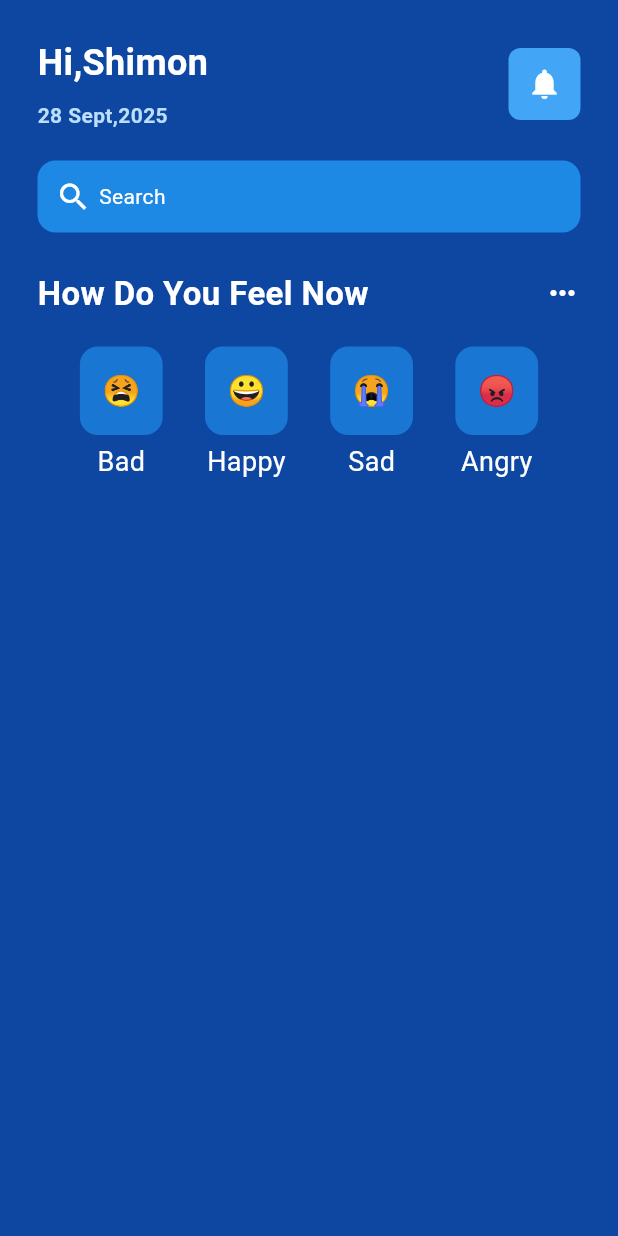
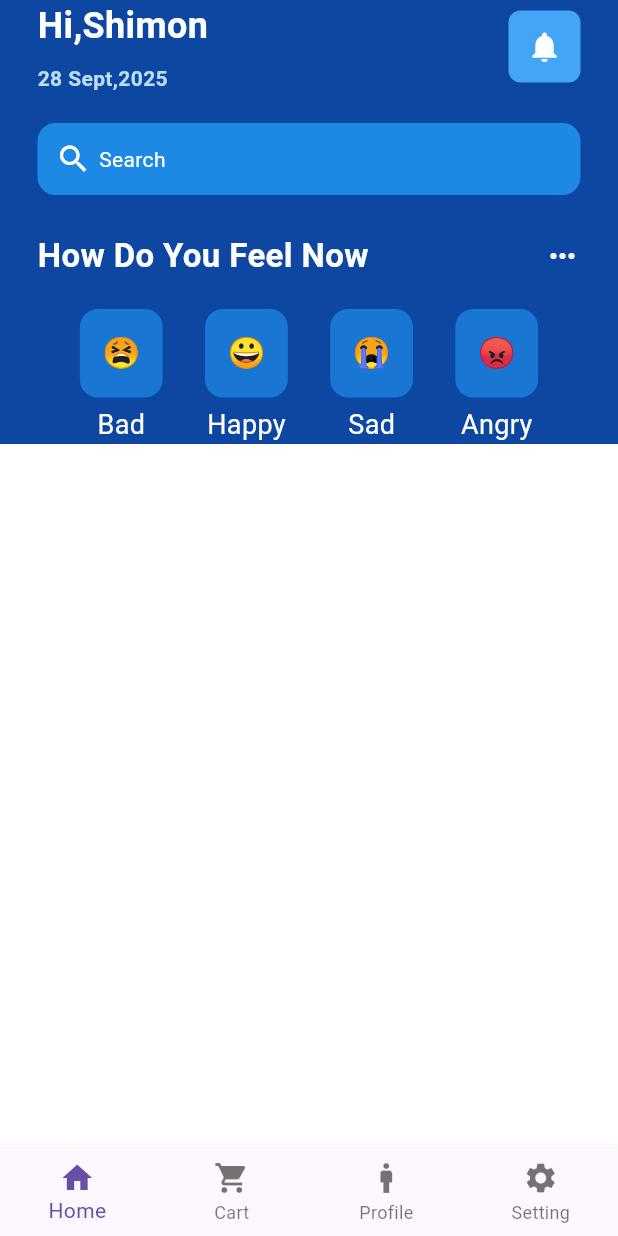
Before and after one commit to Shimon31/DashBoard-in-Flutter, a Flutter app: the screen it shows after launch, on a phone screen of 412 x 824 dp. Run offline on Flutter 3.47's test engine with Material 3 defaults, Android fonts, the phone set to English and light mode, and no system bars.

Commit message:
add bottomNav bar

```diff
--- a/lib/pages/my_home_page.dart
+++ b/lib/pages/my_home_page.dart
@@ -14,9 +14,19 @@ class _MyHomePageState extends State<MyHomePage> {
   Widget build(BuildContext context) {
     return Scaffold(
       backgroundColor: Colors.blue[900],
+      bottomNavigationBar: BottomNavigationBar(
+          type: BottomNavigationBarType.fixed,
+          items: [
+        BottomNavigationBarItem(icon: Icon(Icons.home),label: "Home"),
+        BottomNavigationBarItem(icon: Icon(Icons.shopping_cart),label: "Cart"),
+        BottomNavigationBarItem(icon: Icon(Icons.man),label: "Profile"),
+        BottomNavigationBarItem(icon: Icon(Icons.settings),label: "Setting"),
+      ]),
       body: SafeArea(
-        child: Padding(
-          padding: const EdgeInsets.all(25.0),
+        child: Column(
+          children: [
+           Padding(
+             padding: const EdgeInsets.symmetric(horizontal: 25.0),
              child: Column(
                children: [
                  Row(
@@ -128,6 +138,14 @@ class _MyHomePageState extends State<MyHomePage> {
                ],
              ),
            ),
+
+            Expanded(
+              child: Container(
+                color: Colors.white,
+              ),
+            )
+          ],
+        ),
       ),
     );
   }
```
Lines whose indentation alone changed are shown as unchanged.
